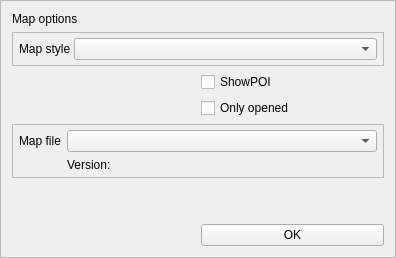
Before: the Qt Designer form Pilocik/mapoptionswindow.ui in dotevo/Pilocik, drawn with Qt 5.
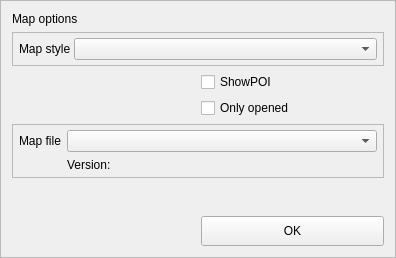
After: the same form once the commit is applied.

```diff
--- a/Pilocik/mapoptionswindow.ui
+++ b/Pilocik/mapoptionswindow.ui
@@ -113,7 +113,13 @@
     </widget>
    </item>
    <item row="6" column="1">
-    <widget class="QPushButton" name="pushButton">
+    <widget class="QPushButton" name="okButton">
+     <property name="minimumSize">
+      <size>
+       <width>0</width>
+       <height>30</height>
+      </size>
+     </property>
      <property name="text">
       <string>OK</string>
      </property>
```
